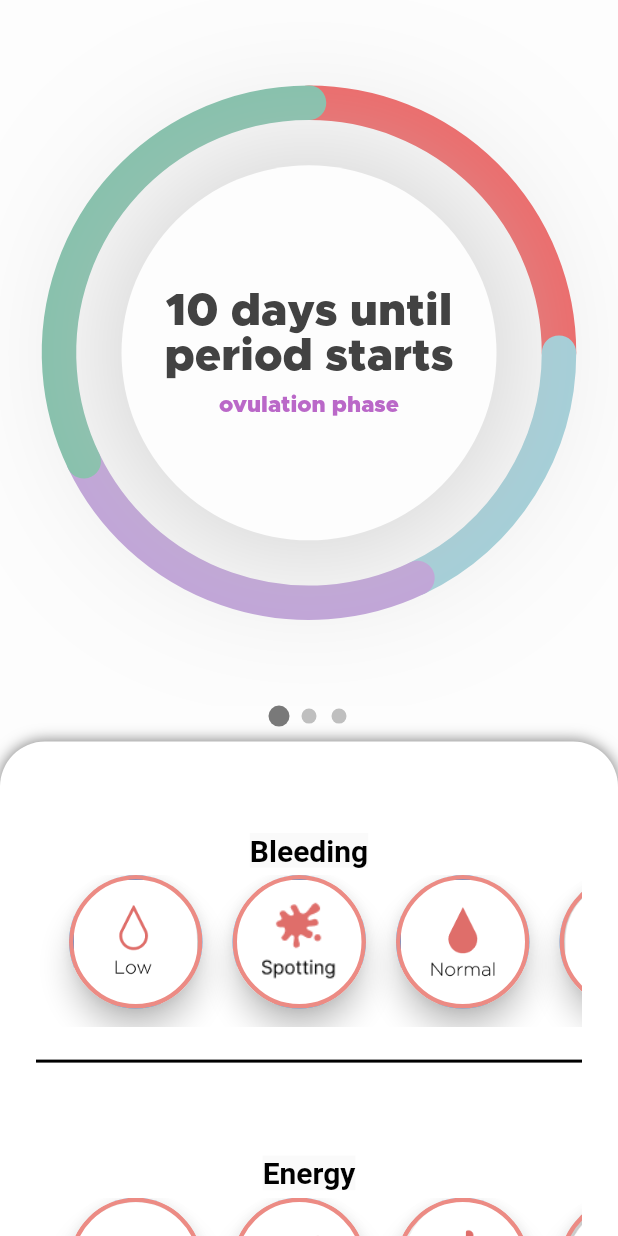
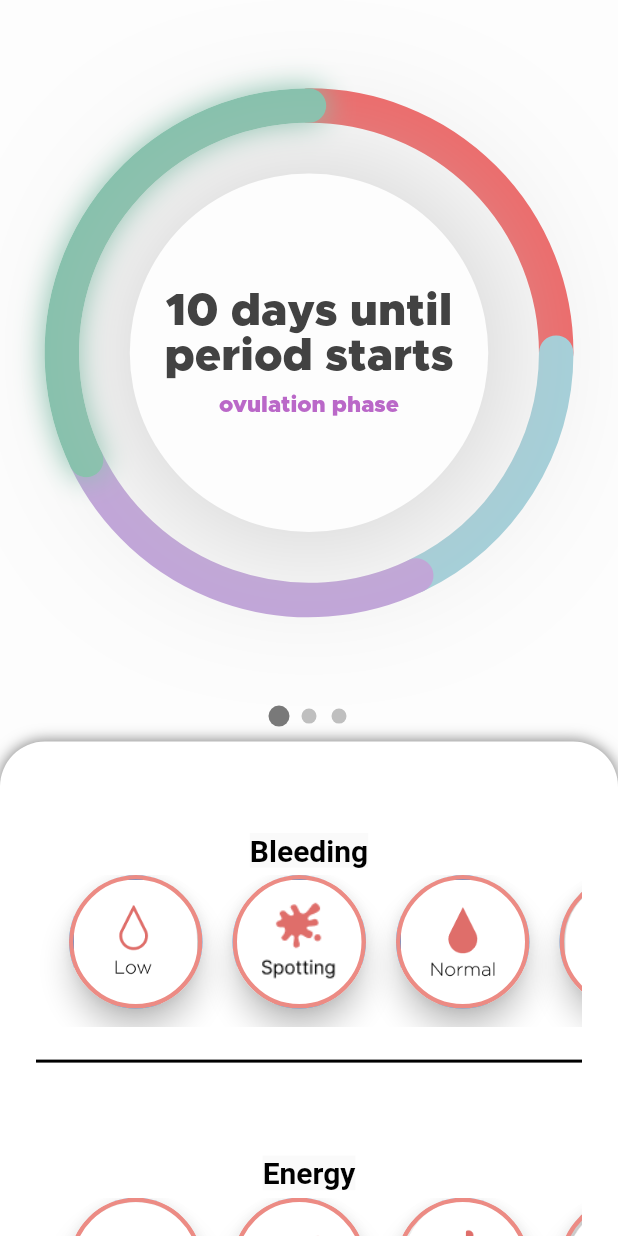
Before and after one commit to rice-apps/psy.cl-v1, a Flutter app: the screen it shows after launch, on a phone screen of 412 x 824 dp. Run offline on Flutter 3.47's test engine with Material 2 defaults, Android fonts, the phone set to English and light mode, and no system bars; drawn by our look-alikes of sliding_up_panel, smooth_page_indicator; our stand-ins replace table_calendar.

Commit message:
small refactor & glow on current phase - add currentDay state - add draw method to Phase - move phase data to progress circle - add shadow to selected phase

```diff
--- a/lib/src/features/progress-circle/phase.dart
+++ b/lib/src/features/progress-circle/phase.dart
@@ -25,4 +25,12 @@ class Phase {
   double toRadians(int days) {
     return 2 * math.pi * (days / 28) - math.pi / 2;
   }
+
+  void draw(Canvas canvas, Rect rect, bool selected) {
+    canvas.drawArc(rect, startRadians, sweepRadians, false, paint);
+    if (selected) {
+      canvas.drawArc(rect, startRadians, sweepRadians, false,
+          paint..maskFilter = MaskFilter.blur(BlurStyle.outer, 10));
+    }
+  }
 }
--- a/lib/src/features/progress-circle/progress_circle.dart
+++ b/lib/src/features/progress-circle/progress_circle.dart
@@ -1,6 +1,8 @@
 import 'package:flutter/material.dart';
 import 'progress_painter.dart';
 import '../../../assets/constants.dart' as constants;
+import './phase.dart';
+import 'dart:math' as math;
 
 class ProgressCircle extends StatefulWidget {
   const ProgressCircle({super.key});
@@ -10,20 +12,33 @@ class ProgressCircle extends StatefulWidget {
 }
 
 class _ProgressCircle extends State<ProgressCircle> {
+  // Hard-coded; fetch user value
+  int currentDay = 19;
+
+  // Hard-coded; populate this list with actual user data
+  List<Phase> phases = [
+    Phase(0, 7, constants.PERIOD),
+    Phase(7, 12, constants.FOLLICULAR),
+    Phase(12, 19, constants.OVULATION),
+    Phase(19, 28, constants.LUTEAL)
+  ];
+
   @override
   Widget build(BuildContext context) {
-    const size = Size(250, 250);
-    const radiusFactor = 2 / 3;
+    final shortSize = MediaQuery.of(context).size.shortestSide;
+    final size = Size(shortSize, shortSize);
+    const radiusFactor = 0.4;
     return Stack(alignment: Alignment.center, children: [
       CustomPaint(
-        painter: SectionedCircle(radiusFactor: radiusFactor),
+        painter: SectionedCircle(
+            phases: phases, currentDay: currentDay, radiusFactor: radiusFactor),
         size: size,
         isComplex: true,
       ),
       Container(
         alignment: Alignment.center,
-        height: size.height,
-        width: size.width,
+        height: size.height * radiusFactor * 1.45,
+        width: size.width * radiusFactor * 1.45,
         padding: const EdgeInsets.all(15),
         decoration: BoxDecoration(
             color: constants.WHITE,
--- a/lib/src/features/progress-circle/progress_painter.dart
+++ b/lib/src/features/progress-circle/progress_painter.dart
@@ -5,14 +5,13 @@ import './phase.dart';
 
 class SectionedCircle extends CustomPainter {
   final double radiusFactor;
-  SectionedCircle({required this.radiusFactor});
+  final List<Phase> phases;
+  final int currentDay;
 
-  List<Phase> phases = [
-    Phase(0, 7, constants.PERIOD),
-    Phase(7, 12, constants.FOLLICULAR),
-    Phase(12, 19, constants.OVULATION),
-    Phase(19, 28, constants.LUTEAL)
-  ];
+  SectionedCircle(
+      {required this.phases,
+      required this.radiusFactor,
+      required this.currentDay});
 
   @override
   void paint(Canvas canvas, Size size) {
@@ -22,11 +21,11 @@ class SectionedCircle extends CustomPainter {
 
     // Draw phase arcs
     phases.forEach((phase) {
-      canvas.drawArc(circleBounds, phase.startRadians, phase.sweepRadians,
-          false, phase.paint);
+      phase.draw(canvas, circleBounds,
+          currentDay >= phase.startDay && currentDay < phase.endDay);
     });
   }
 
   @override
-  bool shouldRepaint(SectionedCircle oldDelegate) => false;
+  bool shouldRepaint(SectionedCircle oldDelegate) => true;
 }
```
